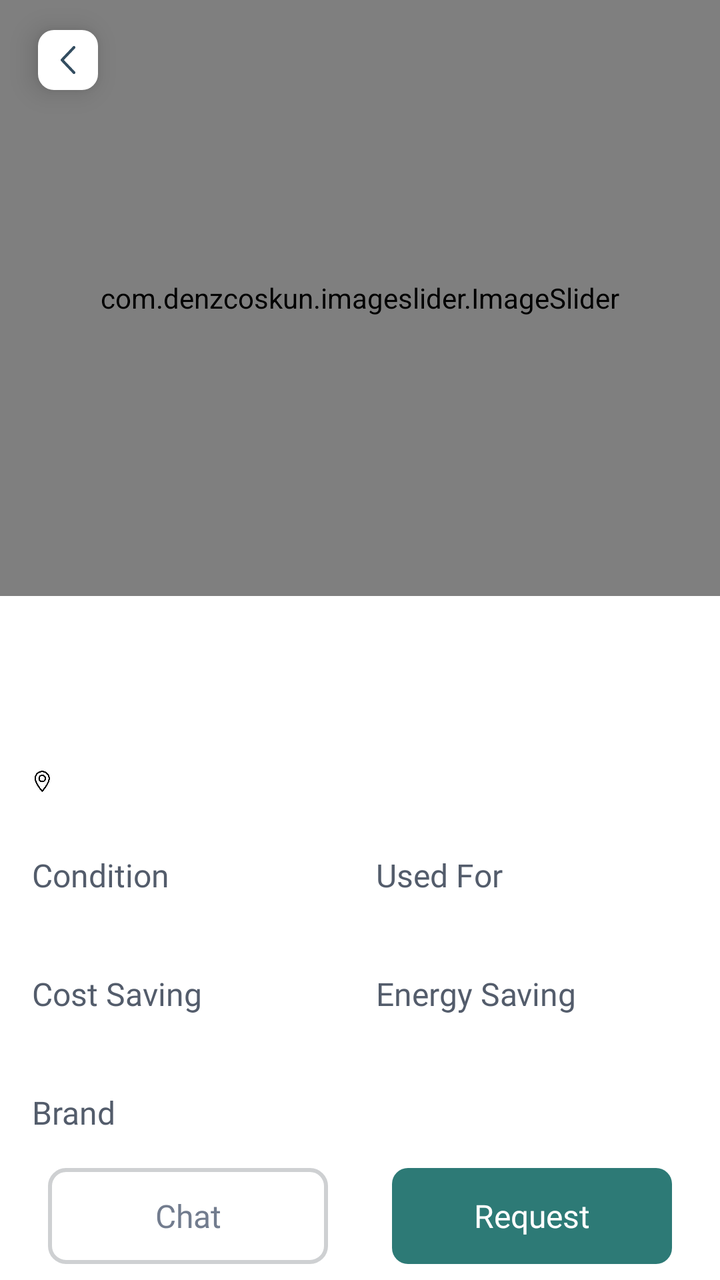
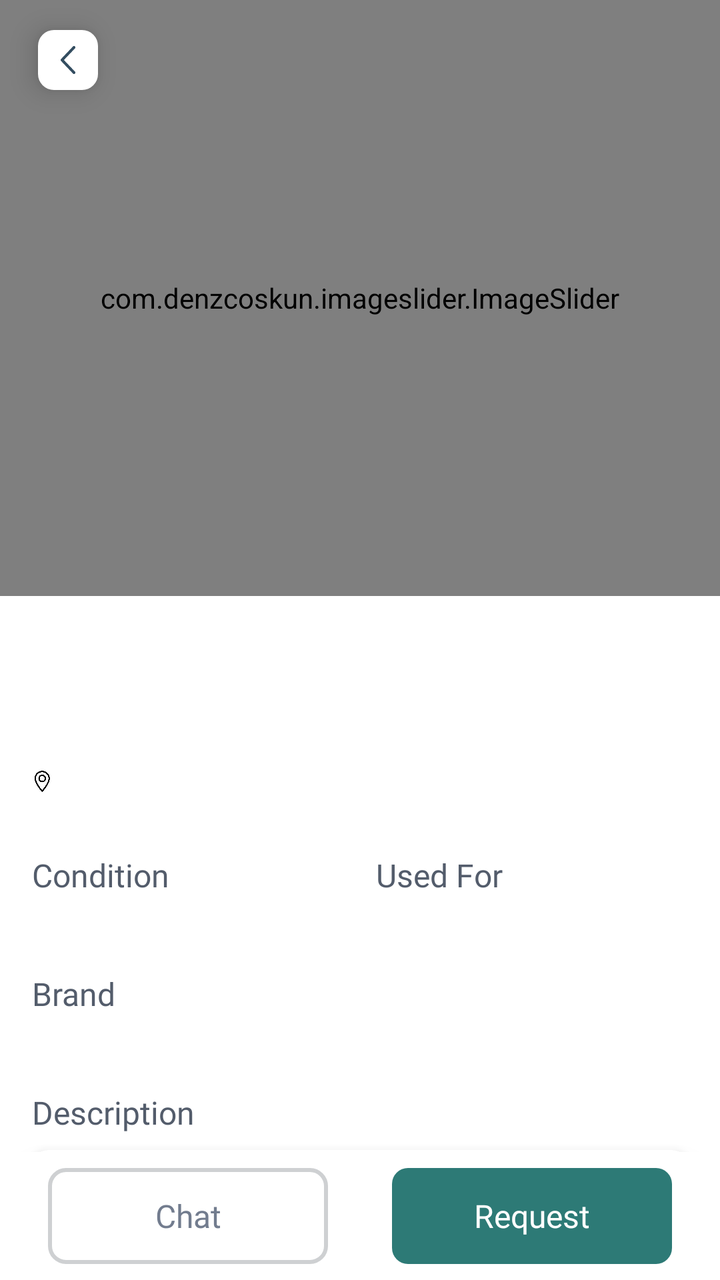

An Android layout rendered at two revisions. The XML below is the earlier revision; the diff shows what the commit changed to produce the second picture.
<!-- AndroidManifest.xml: activity theme Theme.AbraaKaDabraa.NoActionBar -->
<!-- res/layout/activity_new_product_detail.xml -->
<?xml version="1.0" encoding="utf-8"?>
<androidx.constraintlayout.widget.ConstraintLayout
    xmlns:android="http://schemas.android.com/apk/res/android"
    xmlns:tools="http://schemas.android.com/tools"
    android:layout_width="match_parent"
    android:layout_height="match_parent"
    android:background="@color/white"
    xmlns:app="http://schemas.android.com/apk/res-auto">

    <androidx.constraintlayout.widget.ConstraintLayout
        android:id="@+id/editMenuDialog"
        android:layout_width="0dp"
        android:layout_height="0dp"
        android:background="@color/alert_bg_color"
        android:elevation="4dp"
        android:visibility="gone"
        app:layout_constraintBottom_toBottomOf="parent"
        app:layout_constraintEnd_toEndOf="parent"
        app:layout_constraintStart_toStartOf="parent"
        app:layout_constraintTop_toTopOf="parent">


        <androidx.cardview.widget.CardView
            android:layout_width="wrap_content"
            android:layout_height="wrap_content"
            app:cardBackgroundColor="@color/new_bg_color"
            app:cardCornerRadius="8dp"
            app:layout_constraintBottom_toBottomOf="parent"
            app:layout_constraintEnd_toEndOf="parent"
            app:layout_constraintHeight_percent="0.4"
            app:layout_constraintHorizontal_bias="0.94"
            app:layout_constraintStart_toStartOf="parent"
            app:layout_constraintTop_toTopOf="parent"
            app:layout_constraintVertical_bias="0.050000012"
            app:layout_constraintWidth_percent="0.8">

            <LinearLayout
                android:layout_width="match_parent"
                android:layout_height="match_parent"
                android:orientation="vertical"
                android:padding="5dp">

                <LinearLayout
                    android:id="@+id/editProduct"
                    android:layout_width="match_parent"
                    android:layout_height="wrap_content"
                    android:gravity="center"
                    android:orientation="horizontal"
                    android:padding="5dp">

                    <ImageView
                        android:layout_width="14dp"
                        android:layout_height="14dp"
                        android:src="@drawable/ic_edit_product" />

                    <TextView
                        android:layout_width="match_parent"
                        android:layout_height="wrap_content"
                        android:layout_marginStart="4dp"
                        android:text="Edit Product"
                        android:textColor="@color/title_color"
                        android:textSize="12sp" />

                </LinearLayout>

                <LinearLayout
                    android:id="@+id/shareProduct"
                    android:layout_width="match_parent"
                    android:layout_height="wrap_content"
                    android:gravity="center"
                    android:orientation="horizontal"
                    android:padding="5dp">

                    <ImageView
                        android:layout_width="14dp"
                        android:layout_height="14dp"
                        android:src="@drawable/ic_share_icon" />

                    <TextView
                        android:layout_width="match_parent"
                        android:layout_height="wrap_content"
                        android:layout_marginStart="4dp"
                        android:text="Share Product"
                        android:textColor="@color/title_color"
                        android:textSize="12sp" />

                </LinearLayout>

                <LinearLayout
                    android:id="@+id/deleteProduct"
                    android:layout_width="match_parent"
                    android:layout_height="wrap_content"
                    android:gravity="center"
                    android:orientation="horizontal"
                    android:padding="5dp">

                    <ImageView
                        android:layout_width="14dp"
                        android:layout_height="14dp"
                        android:src="@drawable/ic_delete_product" />

                    <TextView
                        android:layout_width="match_parent"
                        android:layout_height="wrap_content"
                        android:layout_marginStart="4dp"
                        android:text="Delete Product"
                        android:textColor="@color/title_color"
                        android:textSize="12sp" />

                </LinearLayout>
            </LinearLayout>
        </androidx.cardview.widget.CardView>
    </androidx.constraintlayout.widget.ConstraintLayout>

    <androidx.core.widget.NestedScrollView
        android:id="@+id/scrollView2"
        android:layout_width="match_parent"
        android:layout_height="0dp"
        app:layout_behavior="@string/appbar_scrolling_view_behavior"
        app:layout_constraintBottom_toTopOf="@+id/constraintLayout3"
        app:layout_constraintEnd_toEndOf="parent"
        app:layout_constraintStart_toStartOf="parent"
        app:layout_constraintTop_toTopOf="parent">

        <androidx.constraintlayout.widget.ConstraintLayout
            android:layout_width="match_parent"
            android:layout_height="wrap_content">

            <com.google.android.material.appbar.AppBarLayout
                android:id="@+id/app_bar"
                android:layout_width="match_parent"
                android:layout_height="wrap_content"
                android:background="@color/transparent"
                android:fitsSystemWindows="true"
                app:layout_constraintEnd_toEndOf="parent"
                app:layout_constraintStart_toStartOf="parent"
                app:layout_constraintTop_toTopOf="parent">

                <com.google.android.material.appbar.CollapsingToolbarLayout
                    android:id="@+id/toolbar_layout"
                    android:layout_width="match_parent"
                    android:layout_height="match_parent"
                    android:fitsSystemWindows="true"
                    app:toolbarId="@+id/toolbar">

                    <ImageView
                        android:id="@+id/iv_back"
                        android:layout_width="30dp"
                        android:layout_height="30dp"
                        android:layout_marginStart="19dp"
                        android:layout_marginTop="15dp"
                        android:background="@drawable/rounded_rect_shape_white_color"
                        android:clickable="true"
                        android:contentDescription="@null"
                        android:elevation="8dp"
                        android:focusable="true"
                        android:padding="8dp"
                        android:src="@drawable/ic_back_arrow"
                        android:visibility="visible" />

                    <ImageView
                        android:id="@+id/iv_menu"
                        android:layout_width="30dp"
                        android:layout_height="30dp"
                        android:layout_gravity="right"
                        android:layout_marginTop="15dp"
                        android:layout_marginEnd="18dp"
                        android:background="@drawable/rounded_rect_shape_white_color"
                        android:clickable="true"
                        android:contentDescription="@null"
                        android:elevation="8dp"
                        android:focusable="true"
                        android:padding="8dp"
                        android:rotation="90"
                        android:src="@drawable/ic_menu_dots"
                        android:visibility="gone" />

                    <com.denzcoskun.imageslider.ImageSlider
                        android:id="@+id/image_slider"
                        android:layout_width="match_parent"
                        android:layout_height="298dp"
                        android:scaleType="centerCrop"
                        app:iss_auto_cycle="false"
                        app:iss_placeholder="@mipmap/ic_launcher_"
                        app:iss_selected_dot="@drawable/gradient_rect_with_stroke"
                        app:iss_title_background="@color/transparent"
                        app:iss_unselected_dot="@drawable/white_solid_circle"
                        app:layout_constraintEnd_toEndOf="parent"
                        app:layout_constraintHeight_percent="0.36"
                        app:layout_constraintStart_toStartOf="parent"
                        app:layout_constraintTop_toTopOf="parent" />

                    
                </com.google.android.material.appbar.CollapsingToolbarLayout>


            </com.google.android.material.appbar.AppBarLayout>

            <TextView
                android:id="@+id/categoryTxt"
                android:layout_width="wrap_content"
                android:layout_height="wrap_content"
                android:layout_marginStart="15dp"
                android:layout_marginTop="13dp"
                android:fontFamily="@font/montserrat_medium"
                android:text=""
                android:textColor="@color/new_text_color"
                android:textSize="16sp"
                app:layout_constraintStart_toStartOf="parent"
                app:layout_constraintTop_toBottomOf="@+id/app_bar" />

            <TextView
                android:id="@+id/productName"
                android:layout_width="0dp"
                android:layout_height="31dp"
                android:layout_marginTop="8dp"
                android:layout_marginEnd="8dp"
                android:fontFamily="@font/montserrat_bold"
                android:text=""
                android:textColor="@color/new_action_bar_title_color"
                android:textSize="24sp"
                app:layout_constraintEnd_toEndOf="parent"
                app:layout_constraintHorizontal_bias="0.0"
                app:layout_constraintStart_toStartOf="@+id/categoryTxt"
                app:layout_constraintTop_toBottomOf="@+id/categoryTxt" />

            <LinearLayout
                android:id="@+id/linearLayout1"
                android:layout_width="0dp"
                android:layout_height="wrap_content"
                android:layout_marginStart="1dp"
                android:orientation="horizontal"
                android:paddingTop="10dp"
                android:paddingBottom="10dp"
                app:layout_constraintEnd_toEndOf="parent"
                app:layout_constraintStart_toStartOf="@+id/productName"
                app:layout_constraintTop_toBottomOf="@+id/productName">

                <ImageView
                    android:layout_width="10dp"
                    android:layout_height="12dp"
                    android:layout_gravity="center"
                    android:src="@drawable/ic_location" />

                <TextView
                    android:id="@+id/locationName"
                    android:layout_width="0dp"
                    android:layout_height="wrap_content"
                    android:layout_marginStart="2dp"
                    android:layout_weight="9"
                    android:fontFamily="@font/montserrat_regular"
                    android:text=""
                    android:textColor="#355389"
                    android:textSize="14sp" />


            </LinearLayout>

            <TextView
                android:id="@+id/textView16"
                android:layout_width="0dp"
                android:layout_height="wrap_content"
                android:layout_marginTop="16dp"
                android:fontFamily="@font/montserrat_bold"
                android:text="Condition"
                android:textColor="@color/title_color"
                android:textSize="16sp"
                app:layout_constraintEnd_toStartOf="@+id/textView17"
                app:layout_constraintStart_toStartOf="@+id/linearLayout1"
                app:layout_constraintTop_toBottomOf="@+id/linearLayout1" />

            <TextView
                android:id="@+id/textView17"
                android:layout_width="0dp"
                android:layout_height="wrap_content"
                android:fontFamily="@font/montserrat_bold"
                android:text="Used For"
                android:textColor="@color/title_color"
                android:textSize="16sp"

                app:layout_constraintBottom_toBottomOf="@+id/textView16"
                app:layout_constraintEnd_toEndOf="parent"
                app:layout_constraintStart_toEndOf="@+id/textView16"
                app:layout_constraintTop_toTopOf="@+id/textView16" />

            <TextView
                android:id="@+id/conditionTxt"
                android:layout_width="0dp"
                android:layout_height="wrap_content"
                android:layout_marginTop="8dp"
                android:fontFamily="@font/montserrat_medium"
                android:text=""
                android:textColor="@color/sub_text_color"
                android:textSize="16sp"
                app:layout_constraintEnd_toStartOf="@+id/usedForTxt"
                app:layout_constraintStart_toStartOf="@+id/textView16"
                app:layout_constraintTop_toBottomOf="@+id/textView16" />

            <TextView
                android:id="@+id/usedForTxt"
                android:layout_width="0dp"
                android:layout_height="wrap_content"
                android:fontFamily="@font/montserrat_medium"
                android:text=""
                android:textColor="@color/sub_text_color"
                android:textSize="16sp"
                app:layout_constraintBottom_toBottomOf="@+id/conditionTxt"
                app:layout_constraintEnd_toEndOf="parent"
                app:layout_constraintStart_toEndOf="@+id/conditionTxt"
                app:layout_constraintTop_toTopOf="@+id/conditionTxt" />

            <TextView
                android:id="@+id/textView20"
                android:layout_width="0dp"
                android:layout_height="wrap_content"
                android:layout_marginTop="8dp"
                android:fontFamily="@font/montserrat_bold"
                android:text="Cost Saving"
                android:textColor="@color/title_color"
                android:textSize="16sp"
                app:layout_constraintEnd_toStartOf="@+id/textView21"
                app:layout_constraintStart_toStartOf="@+id/conditionTxt"
                app:layout_constraintTop_toBottomOf="@+id/conditionTxt" />

            <TextView
                android:id="@+id/textView21"
                android:layout_width="0dp"
                android:layout_height="wrap_content"
                android:fontFamily="@font/montserrat_bold"
                android:text="Energy Saving"
                android:textColor="@color/title_color"
                android:textSize="16sp"
                app:layout_constraintBottom_toBottomOf="@+id/textView20"
                app:layout_constraintEnd_toEndOf="parent"
                app:layout_constraintStart_toEndOf="@+id/textView20"
                app:layout_constraintTop_toTopOf="@+id/textView20" />

            <TextView
                android:id="@+id/costSavingTxt"
                android:layout_width="0dp"
                android:layout_height="wrap_content"
                android:layout_marginTop="8dp"
                android:fontFamily="@font/montserrat_medium"
                android:text=""
                android:textColor="@color/sub_text_color"
                android:textSize="16sp"
                app:layout_constraintEnd_toStartOf="@+id/energySaving"
                app:layout_constraintStart_toStartOf="@+id/textView20"
                app:layout_constraintTop_toBottomOf="@+id/textView20" />

            <TextView
                android:id="@+id/some111"
                android:layout_width="wrap_content"
                android:layout_height="wrap_content"
                android:layout_marginTop="8dp"
                android:fontFamily="@font/montserrat_bold"
                android:text="Brand"
                android:textColor="@color/title_color"
                android:textSize="16sp"
                app:layout_constraintEnd_toEndOf="parent"
                app:layout_constraintHorizontal_bias="0.0"
                app:layout_constraintStart_toStartOf="@+id/costSavingTxt"
                app:layout_constraintTop_toBottomOf="@+id/costSavingTxt" />

            <TextView
                android:id="@+id/brandTxt"
                android:layout_width="wrap_content"
                android:layout_height="wrap_content"
                android:layout_marginTop="8dp"
                android:fontFamily="@font/montserrat_medium"
                android:text=""
                android:textColor="@color/sub_text_color"
                android:textSize="16sp"
                app:layout_constraintStart_toStartOf="@+id/some111"
                app:layout_constraintTop_toBottomOf="@+id/some111" />

            <TextView
                android:id="@+id/energySaving"
                android:layout_width="0dp"
                android:layout_height="wrap_content"
                android:fontFamily="@font/montserrat_medium"
                android:text=""
                android:textColor="@color/sub_text_color"
                android:textSize="16sp"
                app:layout_constraintBottom_toBottomOf="@+id/costSavingTxt"
                app:layout_constraintEnd_toEndOf="parent"
                app:layout_constraintStart_toEndOf="@+id/costSavingTxt"
                app:layout_constraintTop_toTopOf="@+id/costSavingTxt" />

            <TextView
                android:id="@+id/textView24"
                android:layout_width="0dp"
                android:layout_height="wrap_content"
                android:layout_marginTop="8dp"
                android:fontFamily="@font/montserrat_bold"
                android:text="Description"
                android:textColor="@color/title_color"
                android:textSize="16sp"
                app:layout_constraintStart_toStartOf="@+id/some111"
                app:layout_constraintTop_toBottomOf="@+id/brandTxt" />

            <androidx.cardview.widget.CardView
                android:id="@+id/cardView3"
                android:layout_width="0dp"
                android:layout_height="104dp"
                android:layout_marginTop="8dp"
                android:layout_marginEnd="16dp"
                app:cardCornerRadius="8dp"
                app:cardElevation="8dp"
                app:layout_constraintEnd_toEndOf="parent"
                app:layout_constraintStart_toStartOf="@+id/textView24"
                app:layout_constraintTop_toBottomOf="@+id/textView24">

                <TextView
                    android:id="@+id/descriptionTxt"
                    android:layout_width="match_parent"
                    android:layout_height="match_parent"
                    android:layout_margin="5dp"
                    android:fontFamily="@font/montserrat_regular"
                    android:padding="8dp"
                    android:text=""
                    android:textColor="@color/edit_text_color"
                    android:textSize="14sp" />

            </androidx.cardview.widget.CardView>

            <TextView
                android:id="@+id/reportThis"
                android:layout_width="wrap_content"
                android:layout_height="wrap_content"
                android:layout_marginTop="8dp"
                android:layout_marginEnd="18dp"
                android:fontFamily="@font/montserrat_medium"
                android:text="@string/report_this"
                android:textColor="#1D2126"
                android:textSize="12sp"
                app:layout_constraintEnd_toEndOf="parent"
                app:layout_constraintTop_toBottomOf="@+id/cardView3" />

            <TextView
                android:id="@+id/textView27"
                android:layout_width="0dp"
                android:layout_height="wrap_content"
                android:layout_marginTop="16dp"
                android:fontFamily="@font/montserrat_bold"
                android:text="Posted By"
                android:textColor="@color/title_color"
                android:textSize="16sp"
                app:layout_constraintEnd_toStartOf="@+id/textView28"
                app:layout_constraintStart_toStartOf="@+id/cardView3"
                app:layout_constraintTop_toBottomOf="@+id/reportThis" />

            <TextView
                android:id="@+id/textView28"
                android:layout_width="0dp"
                android:layout_height="wrap_content"
                android:fontFamily="@font/montserrat_bold"
                android:text="Date of Listing"
                android:textColor="@color/title_color"
                android:textSize="16sp"
                app:layout_constraintBottom_toBottomOf="@+id/textView27"
                app:layout_constraintEnd_toEndOf="parent"
                app:layout_constraintStart_toEndOf="@+id/textView27"
                app:layout_constraintTop_toTopOf="@+id/textView27" />

            <TextView
                android:id="@+id/postedByTxt"
                android:layout_width="0dp"
                android:layout_height="wrap_content"
                android:layout_marginTop="8dp"
                android:fontFamily="@font/montserrat_medium"
                android:text=""
                android:textColor="@color/sub_text_color"
                android:textSize="16sp"
                app:layout_constraintEnd_toStartOf="@+id/dateOfPostTxt"
                app:layout_constraintStart_toStartOf="@+id/textView27"
                app:layout_constraintTop_toBottomOf="@+id/textView27" />

            <TextView
                android:id="@+id/dateOfPostTxt"
                android:layout_width="0dp"
                android:layout_height="wrap_content"
                android:fontFamily="@font/montserrat_medium"
                android:text=""
                android:textColor="@color/sub_text_color"
                android:textSize="16sp"
                app:layout_constraintBottom_toBottomOf="@+id/postedByTxt"
                app:layout_constraintEnd_toEndOf="parent"
                app:layout_constraintStart_toEndOf="@+id/postedByTxt"
                app:layout_constraintTop_toTopOf="@+id/postedByTxt" />

            <TextView
                android:id="@+id/textView31"
                android:layout_width="wrap_content"
                android:layout_height="wrap_content"
                android:layout_marginTop="16dp"
                android:fontFamily="@font/montserrat_bold"
                android:text="Location"
                android:textColor="@color/title_color"
                android:textSize="16sp"
                app:layout_constraintStart_toStartOf="@+id/postedByTxt"
                app:layout_constraintTop_toBottomOf="@+id/postedByTxt" />

            <FrameLayout
                android:layout_width="0dp"
                android:layout_height="220dp"
                android:layout_marginStart="8dp"
                android:layout_marginTop="8dp"
                android:layout_marginEnd="16dp"
                android:layout_marginBottom="16dp"
                app:cardCornerRadius="@dimen/dp_16"
                app:layout_constraintBottom_toBottomOf="parent"
                app:layout_constraintEnd_toEndOf="parent"
                app:layout_constraintHorizontal_bias="0.0"
                app:layout_constraintStart_toStartOf="@+id/textView31"
                app:layout_constraintTop_toBottomOf="@+id/textView31"
                app:layout_constraintVertical_bias="0.0"/>

            <androidx.cardview.widget.CardView
                android:id="@+id/cardView12"
                android:layout_width="0dp"
                android:layout_height="220dp"
                android:layout_marginStart="8dp"
                android:layout_marginTop="8dp"
                android:layout_marginEnd="16dp"
                android:layout_marginBottom="16dp"
                app:cardCornerRadius="@dimen/dp_16"
                app:layout_constraintBottom_toBottomOf="parent"
                app:layout_constraintEnd_toEndOf="parent"
                app:layout_constraintHorizontal_bias="0.0"
                app:layout_constraintStart_toStartOf="@+id/textView31"
                app:layout_constraintTop_toBottomOf="@+id/textView31"
                app:layout_constraintVertical_bias="0.0">

                <FrameLayout
                    android:id="@+id/maps_view"
                    android:clickable="false"
                    android:layout_width="match_parent"
                    android:layout_height="match_parent" />
            </androidx.cardview.widget.CardView>


        </androidx.constraintlayout.widget.ConstraintLayout>
    </androidx.core.widget.NestedScrollView>

    <androidx.constraintlayout.widget.ConstraintLayout
        android:id="@+id/constraintLayout3"
        android:layout_width="match_parent"
        android:layout_height="wrap_content"
        android:layout_gravity="bottom"
        android:layout_marginStart="8dp"
        android:layout_marginEnd="8dp"
        android:background="@color/white"
        app:layout_anchorGravity="bottom"
        app:layout_constraintBottom_toBottomOf="parent"
        app:layout_constraintEnd_toEndOf="parent"
        app:layout_constraintStart_toStartOf="parent">

        <TextView
            android:id="@+id/chatBtn"
            android:layout_width="0dp"
            android:layout_height="48dp"
            android:layout_marginStart="@dimen/dp_16"
            android:layout_marginEnd="16dp"
            android:background="@drawable/rounded_rect_white_gray_stroke"
            android:fontFamily="@font/montserrat_semi_bold"
            android:gravity="center"
            android:text="Chat"

            android:enabled="true"
            android:textAllCaps="false"
            android:textColor="#727C8E"
            android:textSize="@dimen/sp_16"
            app:layout_constraintBottom_toBottomOf="parent"
            app:layout_constraintEnd_toStartOf="@+id/requestBtn"
            app:layout_constraintStart_toStartOf="parent"
            app:layout_constraintTop_toTopOf="parent" />

        <TextView
            android:id="@+id/requestBtn"
            android:layout_width="0dp"
            android:layout_height="48dp"
            android:layout_marginStart="16dp"
            android:layout_marginTop="8dp"
            android:layout_marginEnd="@dimen/dp_16"
            android:layout_marginBottom="8dp"
            android:background="@drawable/btn_bg_rounded_rect"
            android:fontFamily="@font/montserrat_semi_bold"
            android:gravity="center"
            android:text="Request"
            android:textAllCaps="false"
            android:textColor="@color/white"
            android:textSize="@dimen/sp_16"
            app:layout_constraintBottom_toBottomOf="parent"
            app:layout_constraintEnd_toEndOf="parent"
            app:layout_constraintStart_toEndOf="@+id/chatBtn"
            app:layout_constraintTop_toTopOf="parent" />
    </androidx.constraintlayout.widget.ConstraintLayout>


</androidx.constraintlayout.widget.ConstraintLayout>
<!-- resources referenced by this layout -->
<resources>
  <color name="alert_bg_color">#B3000000</color>
  <color name="edit_text_color">#8898AA</color>
  <color name="new_action_bar_title_color">#223749</color>
  <color name="new_bg_color">#F5F5F7</color>
  <color name="new_text_color">#334D60</color>
  <color name="sub_text_color">#1D2126</color>
  <color name="title_color">#535C6B</color>
  <color name="transparent">#00000000</color>
  <color name="white">#FFFFFFFF</color>
  <dimen name="dp_16">16dp</dimen>
  <dimen name="sp_16">16sp</dimen>
  <!-- drawable btn_bg_rounded_rect (drawable) -->
  <shape xmlns:android="http://schemas.android.com/apk/res/android"
      android:shape="rectangle">
  
      <solid android:color="@color/new_button_color" />
  
      <corners android:radius="8dp" />
  
  </shape>
  <!-- drawable gradient_rect_with_stroke (drawable) -->
  <?xml version="1.0" encoding="utf-8"?>
  <shape xmlns:android="http://schemas.android.com/apk/res/android">
      <gradient
          android:type="linear"
          android:angle="90"
          android:startColor="#FA8F95"
          android:endColor="#FA8F95" />
      <stroke android:color="#F95565"
          android:width="1dp"/>
      <corners android:radius="8dp"/>
      <size android:width="20dp"
          android:height="10dp"/>
  </shape>
  <!-- drawable ic_back_arrow (drawable) -->
  <vector android:height="44.5704dp" android:viewportHeight="18.571"
      android:viewportWidth="10" android:width="24dp" xmlns:android="http://schemas.android.com/apk/res/android">
      <path android:fillColor="#334d60" android:pathData="M0.265,9.949 L8.433,18.3a0.906,0.906 0,0 0,1.3 0,0.951 0.951,0 0,0 0,-1.325L2.212,9.286 9.73,1.6a0.952,0.952 0,0 0,0 -1.326,0.906 0.906,0 0,0 -1.3,0L0.265,8.623A0.962,0.962 0,0 0,0.265 9.949Z"/>
  </vector>
  <!-- drawable ic_share_icon (drawable) -->
  <vector android:height="24.018402dp" android:viewportHeight="19.578"
      android:viewportWidth="19.563" android:width="24dp" xmlns:android="http://schemas.android.com/apk/res/android">
      <path android:fillColor="#223749"
          android:pathData="M15.857,12.464a3.393,3.393 0,0 0,-2.653 1.31l-6.3,-3.149a3.036,3.036 0,0 0,0 -1.751l6.3,-3.149a3.494,3.494 0,1 0,-0.611 -1.208l-6.3,3.149a3.393,3.393 0,1 0,0 4.166l6.3,3.149a3.393,3.393 0,1 0,3.264 -2.518ZM15.857,1.607a2.036,2.036 0,1 1,-2.036 2.036,2.036 2.036,0 0,1 2.036,-2.036ZM3.643,11.786A2.036,2.036 0,1 1,5.679 9.75a2.036,2.036 0,0 1,-2.036 2.036ZM15.857,17.893a2.036,2.036 0,1 1,2.036 -2.036,2.036 2.036,0 0,1 -2.036,2.036Z"
          android:strokeColor="#223749" android:strokeWidth="0.5"/>
  </vector>
  <!-- drawable rounded_rect_shape_white_color (drawable) -->
  <shape xmlns:android="http://schemas.android.com/apk/res/android"
      android:shape="rectangle">
  
      <solid android:color="#FFF" />
  
      <corners android:radius="8dp" />
  
  </shape>
  <!-- drawable rounded_rect_white_gray_stroke (drawable) -->
  <shape xmlns:android="http://schemas.android.com/apk/res/android"
      android:shape="rectangle">
  
      <solid android:color="#ffffff" />
  
      <corners android:radius="8dp" />
  
      <stroke android:width="2dp"
          android:color="#CED0D2"/>
  
  </shape>
  <!-- drawable white_solid_circle (drawable) -->
  <shape xmlns:android="http://schemas.android.com/apk/res/android"
      android:innerRadius="0dp"
      android:shape="ring"
      android:useLevel="false" >
      <solid android:color="#FEFEFE" />
      <size android:width="30dp"
          android:height="30dp"/>
  </shape>
  <!-- mipmap ic_launcher_ (mipmap-anydpi-v26) -->
  <?xml version="1.0" encoding="utf-8"?>
  <adaptive-icon xmlns:android="http://schemas.android.com/apk/res/android">
      <background android:drawable="@drawable/ic_launcher__background"/>
      <foreground android:drawable="@mipmap/ic_launcher__foreground"/>
  </adaptive-icon>
  <string name="report_this"><u>Report this</u></string>
  <style name="Theme.AbraaKaDabraa.NoActionBar">
          <item name="windowActionBar">false</item>
          <item name="windowNoTitle">true</item>
  
      </style>
  <color name="new_button_color">#2D7A76</color>
  <!-- unchanged entries left out for length: 5 -->
</resources>

<!-- the commit's change to res/layout/activity_new_product_detail.xml (unified diff, before → after) -->
@@ -316,8 +316,10 @@
                 android:layout_marginTop="8dp"
                 android:fontFamily="@font/montserrat_bold"
                 android:text="Cost Saving"
-                android:textColor="@color/title_color"
-                android:textSize="16sp"
+
+                android:textColor="@color/title_color"
+                android:textSize="16sp"
+                android:visibility="gone"
                 app:layout_constraintEnd_toStartOf="@+id/textView21"
                 app:layout_constraintStart_toStartOf="@+id/conditionTxt"
                 app:layout_constraintTop_toBottomOf="@+id/conditionTxt" />
@@ -330,6 +332,7 @@
                 android:text="Energy Saving"
                 android:textColor="@color/title_color"
                 android:textSize="16sp"
+                android:visibility="gone"
                 app:layout_constraintBottom_toBottomOf="@+id/textView20"
                 app:layout_constraintEnd_toEndOf="parent"
                 app:layout_constraintStart_toEndOf="@+id/textView20"
@@ -342,8 +345,10 @@
                 android:layout_marginTop="8dp"
                 android:fontFamily="@font/montserrat_medium"
                 android:text=""
+
                 android:textColor="@color/sub_text_color"
                 android:textSize="16sp"
+                android:visibility="gone"
                 app:layout_constraintEnd_toStartOf="@+id/energySaving"
                 app:layout_constraintStart_toStartOf="@+id/textView20"
                 app:layout_constraintTop_toBottomOf="@+id/textView20" />
@@ -382,6 +387,7 @@
                 android:text=""
                 android:textColor="@color/sub_text_color"
                 android:textSize="16sp"
+                android:visibility="gone"
                 app:layout_constraintBottom_toBottomOf="@+id/costSavingTxt"
                 app:layout_constraintEnd_toEndOf="parent"
                 app:layout_constraintStart_toEndOf="@+id/costSavingTxt"
